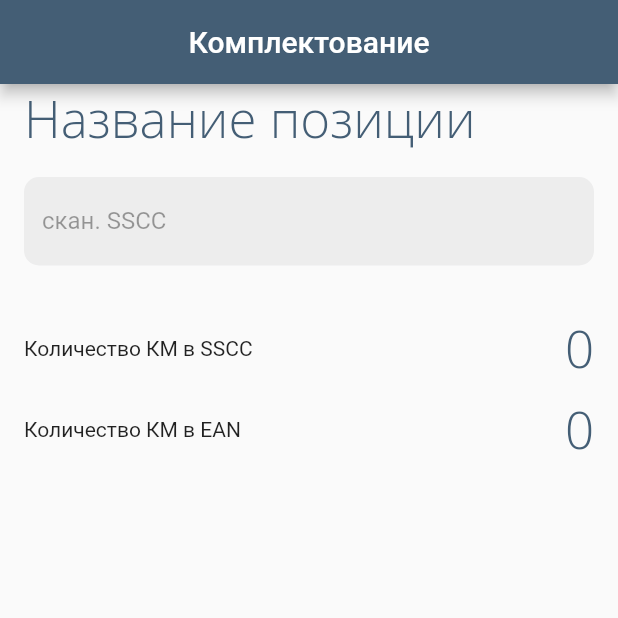
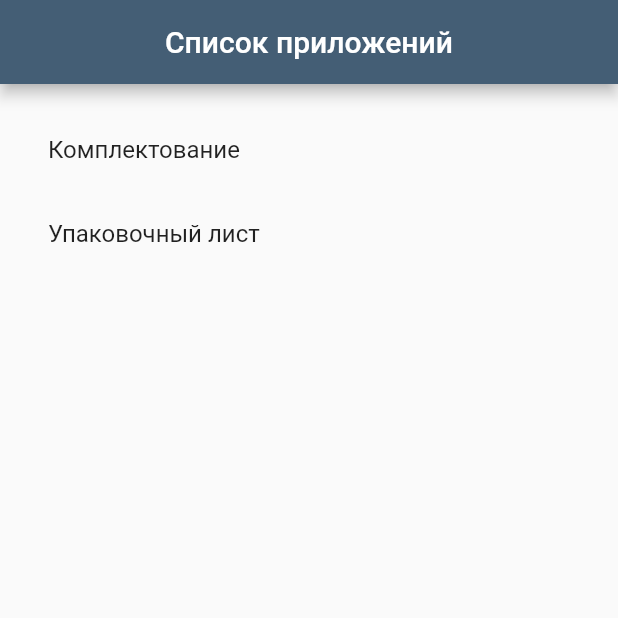
Before and after one commit to robospot/tsd, a Flutter app: the screen it shows after launch, after a tap on "Авторизоваться", on a phone screen of 412 x 824 dp, the top half of it. Run offline on Flutter 3.47's test engine with Material 2 defaults, Android fonts, the phone set to English and light mode, and no system bars; our stand-ins replace bloc, flutter_bloc, flutter_settings_screens; missing offline and left inert: pda_scanner.

Commit message:
Pack list implementation

```diff
--- a/lib/main.dart
+++ b/lib/main.dart
@@ -1,6 +1,8 @@
 import 'package:flutter/material.dart';
 import 'package:flutter_bloc/flutter_bloc.dart';
 import 'package:flutter_settings_screens/flutter_settings_screens.dart';
+import 'package:tsd/screens/home/home_screen.dart';
+import 'package:tsd/screens/packingList/packingList_screen.dart';
 import 'package:tsd/screens/sscc/cubit/sscc_cubit.dart';
 import 'screens/login/login_screen.dart';
 import 'screens/sscc/sscc_screen.dart';
@@ -50,7 +52,9 @@ class MyApp extends StatelessWidget {
         initialRoute: '/',
         routes: {
           '/': (context) => LoginScreen(),
-          'acquisition': (context) => SsccScreen(),
+          '/acquisition': (context) => SsccScreen(),
+          '/home': (context) => HomeScreen(),
+          '/packingList': (context) => PackingListScreen(),
         });
   }
 }
--- /dev/null
+++ b/lib/screens/home/home_screen.dart
@@ -0,0 +1,30 @@
+import 'package:flutter/material.dart';
+import 'package:pda_scanner/pda_source.dart';
+
+class HomeScreen extends StatefulWidget {
+  HomeScreen({Key key}) : super(key: key);
+
+  @override
+  _HomeScreenState createState() => _HomeScreenState();
+}
+
+class _HomeScreenState extends State<HomeScreen> {
+    @override
+  void initState() {
+    super.initState();
+    PdaSource.init();
+
+  }
+  @override
+  Widget build(BuildContext context) {
+    return Scaffold(appBar: AppBar(title: Text("Список приложений"),),
+          body: Container(margin: EdgeInsets.all(16),
+         child: ListView(children: [
+           ListTile(title: Text('Комплектование'),onTap: ()=>  Navigator.of(context).pushNamed('/acquisition')),
+           ListTile(title: Text('Упаковочный лист'),onTap: ()=>  Navigator.of(context).pushNamed('/packingList')),
+
+         ],)
+      ),
+    );
+  }
+}
--- a/lib/screens/login/login_screen.dart
+++ b/lib/screens/login/login_screen.dart
@@ -69,5 +69,5 @@ class _LoginWidgetState extends State<LoginWidget> {
 }
 
 loginAction(BuildContext context) {
-  Navigator.of(context).pushReplacementNamed('acquisition');
+  Navigator.of(context).pushReplacementNamed('/home');
 }
--- a/lib/screens/sscc/cubit/sscc_state.dart
+++ b/lib/screens/sscc/cubit/sscc_state.dart
@@ -15,6 +15,7 @@ class SsccLoaded extends SsccState {
   bool dmVisibility;
   int ssccCount;
   int eanCount;
+  String eanDescription;
   SsccLoaded(
       {this.ssccValue,
       this.eanValue,
@@ -22,11 +23,12 @@ class SsccLoaded extends SsccState {
       this.eanVisibility,
       this.dmVisibility,
       this.ssccCount,
-      this.eanCount});
+      this.eanCount,
+      this.eanDescription});
 }
 
 class SsccError extends SsccState {
- final String message;
+  final String message;
 
   SsccError({
     this.message,
--- a/lib/screens/sscc/sscc_screen.dart
+++ b/lib/screens/sscc/sscc_screen.dart
@@ -1,8 +1,6 @@
 import 'package:flutter/material.dart';
-import 'package:pda_scanner/pda_lifecycle_mixin.dart';
 import 'package:pda_scanner/pda_listener_mixin.dart';
 import 'package:flutter_bloc/flutter_bloc.dart';
-import 'package:pda_scanner/pda_source.dart';
 
 import 'cubit/sscc_cubit.dart';
 
@@ -15,7 +13,7 @@ class _SsccScreenState extends State<SsccScreen> {
   @override
   void initState() {
     super.initState();
-    PdaSource.init();
+    // PdaSource.init();
     final ssccCubit = context.bloc<SsccCubit>();
     ssccCubit.initSscc();
   }
@@ -52,7 +50,6 @@ class _SsccWidgetState extends State<SsccWidget>
         final snackBar = SnackBar(
           content: Text('${state.message}'),
           backgroundColor: Colors.red,
-
         );
 
         // Find the Scaffold in the widget tree and use
@@ -84,7 +81,7 @@ class _SsccWidgetState extends State<SsccWidget>
                       crossAxisAlignment: CrossAxisAlignment.start,
                       children: [
                         Text(
-                          'Название позиции',
+                          '${state.eanDescription}',
                           style: Theme.of(context).textTheme.headline4,
                         ),
                         SizedBox(
@@ -149,17 +146,23 @@ class _SsccWidgetState extends State<SsccWidget>
                           mainAxisAlignment: MainAxisAlignment.spaceBetween,
                           children: [
                             Text("Количество КМ в SSCC"),
-                            Text('${state.ssccCount}',style: Theme.of(context).textTheme.headline4,)
+                            Text(
+                              '${state.ssccCount}',
+                              style: Theme.of(context).textTheme.headline4,
+                            )
                           ],
                         ),
-                         SizedBox(
+                        SizedBox(
                           height: 8,
                         ),
                         Row(
                           mainAxisAlignment: MainAxisAlignment.spaceBetween,
                           children: [
                             Text("Количество КМ в EAN"),
-                            Text('${state.eanCount}',style: Theme.of(context).textTheme.headline4,)
+                            Text(
+                              '${state.eanCount}',
+                              style: Theme.of(context).textTheme.headline4,
+                            )
                           ],
                         )
                       ],
```
Also changed, not shown: lib/models/ssccModel.dart (+12 -5 lines), lib/screens/packingList/cubit/packinglist_cubit.dart (added, +17 -0 lines), lib/screens/packingList/cubit/packinglist_state.dart (added, +13 -0 lines), lib/screens/packingList/packingList_screen.dart (added, +76 -0 lines), lib/screens/sscc/cubit/sscc_cubit.dart (+19 -3 lines), lib/utils/repository.dart (+30 -3 lines).
